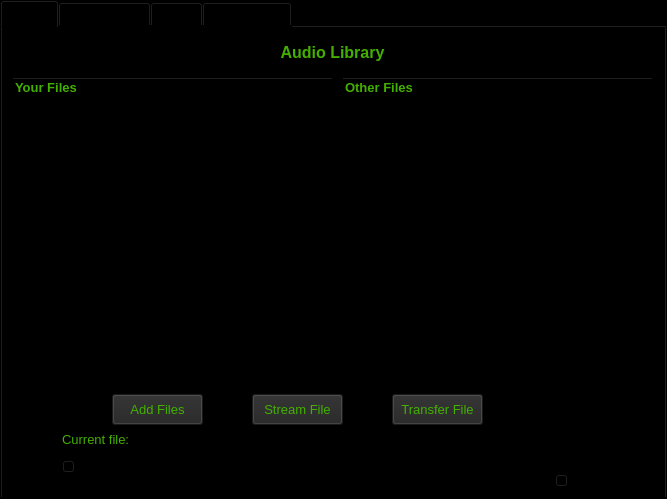
First picture: the form in src/application/appwindow.ui, repository mvan/4985Final, before the edit.
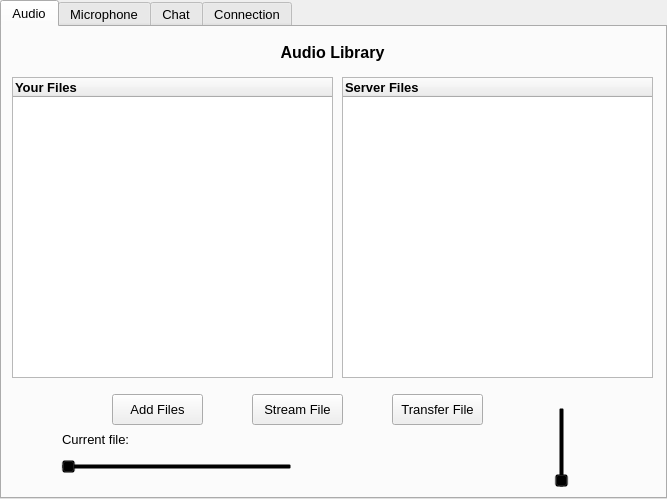
Second picture: the form after the edit. Icons and pictures are not drawn. Custom widgets are drawn as their Qt base class.

Commit message: reverted to default colors: to edit the color scheme, edit the styles.qss file in the resources directory.

The edit to the form file:
```diff
--- a/src/application/appwindow.ui
+++ b/src/application/appwindow.ui
@@ -20,7 +20,7 @@
    <string>Comm Audio</string>
   </property>
   <property name="styleSheet">
-   <string notr="true">background-color: rgb(0, 0, 0);</string>
+   <string notr="true"/>
   </property>
   <property name="tabPosition">
    <enum>QTabWidget::North</enum>
@@ -51,8 +51,7 @@
      </font>
     </property>
     <property name="styleSheet">
-     <string notr="true">background: transparent;
-color: rgb(67, 176, 0);</string>
+     <string notr="true"/>
     </property>
     <property name="text">
      <string>&lt;!DOCTYPE HTML PUBLIC &quot;-//W3C//DTD HTML 4.0//EN&quot; &quot;http://www.w3.org/TR/REC-html40/strict.dtd&quot;&gt;
@@ -159,10 +158,6 @@
       <pointsize>10</pointsize>
      </font>
     </property>
-    <property name="styleSheet">
-     <string notr="true">background: transparent;
-color: rgb(67, 176, 0);</string>
-    </property>
     <property name="text">
      <string>Current file:</string>
     </property>
@@ -261,6 +256,43 @@
       <verstretch>0</verstretch>
      </sizepolicy>
     </property>
+    <property name="palette">
+     <palette>
+      <active>
+       <colorrole role="WindowText">
+        <brush brushstyle="SolidPattern">
+         <color alpha="255">
+          <red>0</red>
+          <green>0</green>
+          <blue>0</blue>
+         </color>
+        </brush>
+       </colorrole>
+      </active>
+      <inactive>
+       <colorrole role="WindowText">
+        <brush brushstyle="SolidPattern">
+         <color alpha="255">
+          <red>0</red>
+          <green>0</green>
+          <blue>0</blue>
+         </color>
+        </brush>
+       </colorrole>
+      </inactive>
+      <disabled>
+       <colorrole role="WindowText">
+        <brush brushstyle="SolidPattern">
+         <color alpha="255">
+          <red>120</red>
+          <green>120</green>
+          <blue>120</blue>
+         </color>
+        </brush>
+       </colorrole>
+      </disabled>
+     </palette>
+    </property>
     <property name="font">
      <font>
       <family>Tahoma</family>
@@ -268,7 +300,7 @@
      </font>
     </property>
     <property name="styleSheet">
-     <string notr="true">color: rgb(67, 176, 0);</string>
+     <string notr="true"/>
     </property>
     <property name="dragEnabled">
      <bool>false</bool>
@@ -322,10 +354,6 @@
       <pointsize>10</pointsize>
      </font>
     </property>
-    <property name="styleSheet">
-     <string notr="true">background-color: rgb(36, 36, 36);
-color: rgb(67, 176, 0);</string>
-    </property>
     <property name="text">
      <string>Stream File</string>
     </property>
@@ -345,10 +373,6 @@
       <pointsize>10</pointsize>
      </font>
     </property>
-    <property name="styleSheet">
-     <string notr="true">background-color: rgb(36, 36, 36);
-color: rgb(67, 176, 0);</string>
-    </property>
     <property name="text">
      <string>Transfer File</string>
     </property>
@@ -368,10 +392,6 @@
       <pointsize>10</pointsize>
      </font>
     </property>
-    <property name="styleSheet">
-     <string notr="true">background-color: rgb(36, 36, 36);
-color: rgb(67, 176, 0);</string>
-    </property>
     <property name="text">
      <string>Add Files</string>
     </property>
@@ -398,7 +418,7 @@
      </font>
     </property>
     <property name="styleSheet">
-     <string notr="true">color: rgb(67, 176, 0);</string>
+     <string notr="true"/>
     </property>
     <property name="dragEnabled">
      <bool>false</bool>
@@ -426,7 +446,7 @@
     </attribute>
     <column>
      <property name="text">
-      <string>Other Files</string>
+      <string>Server Files</string>
      </property>
      <property name="font">
       <font>
```
Left out of the diff: 24 changed lines with no effect on the pictures. The commit also changes 8 other files.
